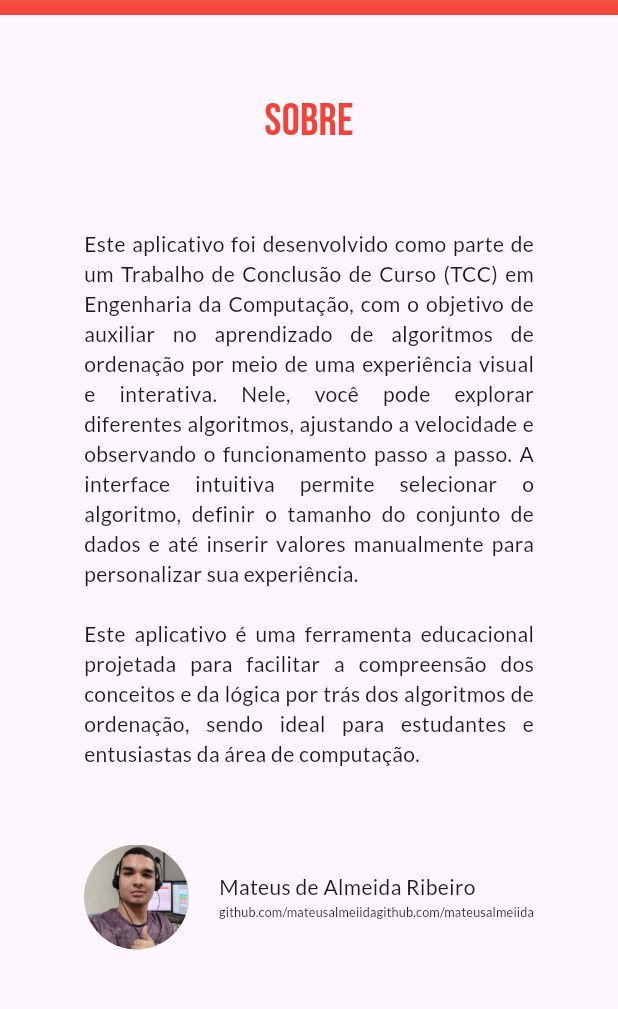
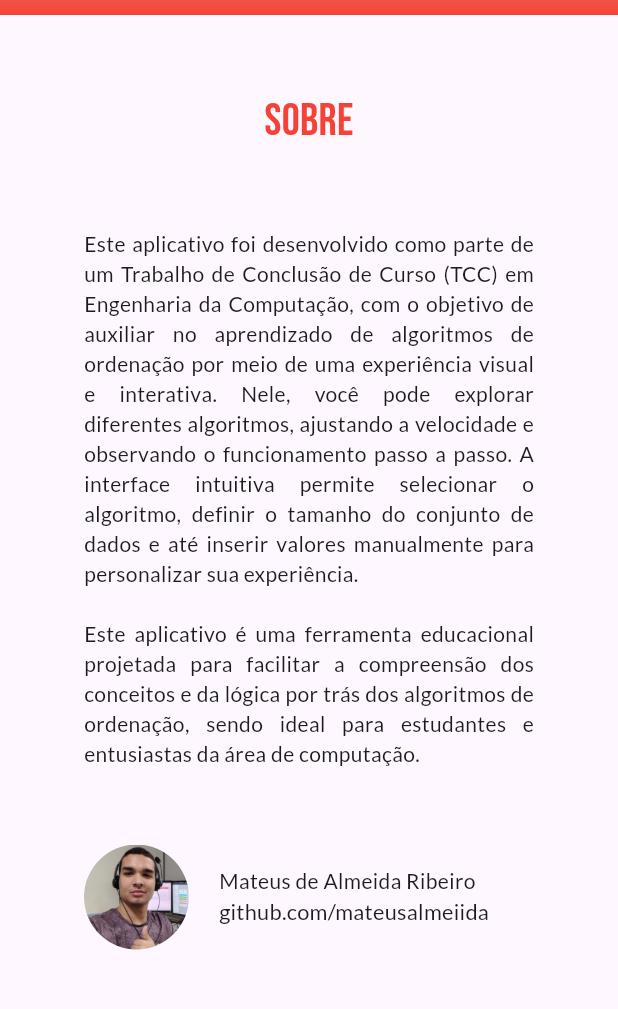
Before and after one commit to mateusalmeiida/visio-order-flutter, a Flutter app: the InfoPage screen opened by its route, on a phone screen of 412 x 824 dp, the part 69-1078 px from its top. Run offline on Flutter 3.47's test engine with Material 3 defaults, Android fonts, the phone set to English and light mode, and no system bars.

Commit message:
Ajuste no tamanho do texto na página 'sobre'

```diff
--- a/lib/pages/info_page.dart
+++ b/lib/pages/info_page.dart
@@ -8,19 +8,15 @@ class InfoPage extends StatelessWidget {
   Widget build(BuildContext context) {
     final double width;
     final double sizeImage;
-    final double widthText;
     if (MediaQuery.of(context).size.width <= 500) {
       width = 300;
       sizeImage = 70;
-      widthText = width - sizeImage - 20;
     } else if (MediaQuery.of(context).size.width <= 700) {
       width = 500;
       sizeImage = 100;
-      widthText = width - sizeImage - 20;
     } else {
       width = 700;
       sizeImage = 100;
-      widthText = width - sizeImage - 20;
     }
 
     return Scaffold(
@@ -79,16 +75,16 @@ class InfoPage extends StatelessWidget {
                     children: [
                       Text('Mateus de Almeida Ribeiro'),
                       SizedBox(
-                        width: widthText,
+                        width: width * 0.6,
                         child: FittedBox(
                           child: Text(
                             style: TextStyle(fontSize: 20),
-                            'github.com/mateusalmeiidagithub.com/mateusalmeiida',
+                            'github.com/mateusalmeiida',
                           ),
                         ),
                       ),
                     ],
-                  )
+                  ),
                 ],
               ),
             ),
```
